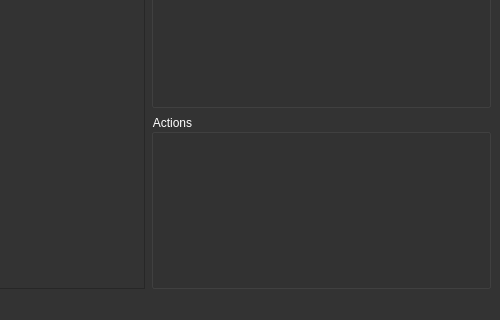
This is mainwindow.ui in IlyaZh/Maiman-MCBS as Qt 5 draws it before an edit; both pictures show x 694 to 1194 and y 280 to 600 of the 1194 by 600 pixel window. The edited form follows.
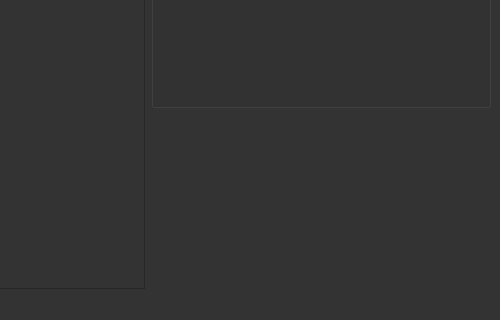
This is the edited form.

```diff
--- a/mainwindow.ui
+++ b/mainwindow.ui
@@ -259,25 +259,6 @@
       </property>
      </widget>
     </item>
-    <item row="2" column="1">
-     <widget class="QGroupBox" name="groupBox_3">
-      <property name="sizePolicy">
-       <sizepolicy hsizetype="Maximum" vsizetype="Preferred">
-        <horstretch>0</horstretch>
-        <verstretch>0</verstretch>
-       </sizepolicy>
-      </property>
-      <property name="minimumSize">
-       <size>
-        <width>340</width>
-        <height>0</height>
-       </size>
-      </property>
-      <property name="title">
-       <string>Actions</string>
-      </property>
-     </widget>
-    </item>
    </layout>
   </widget>
   <widget class="QMenuBar" name="menubar">
```
Left out of the diff: 2 changed lines with no effect on the pictures.
